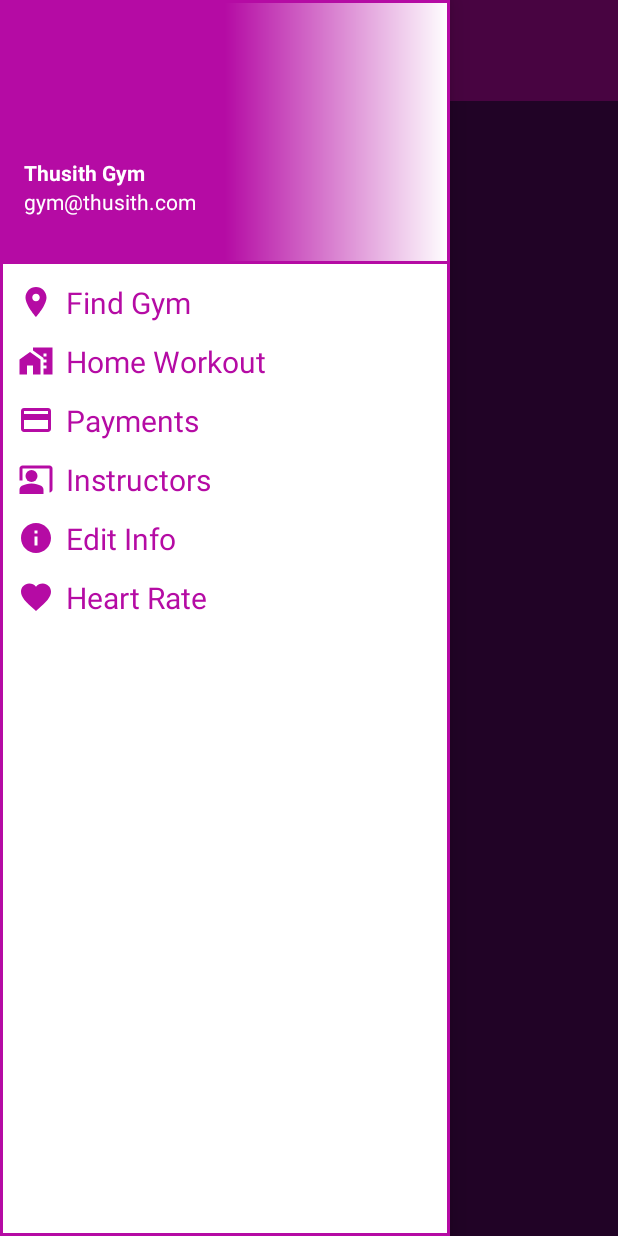
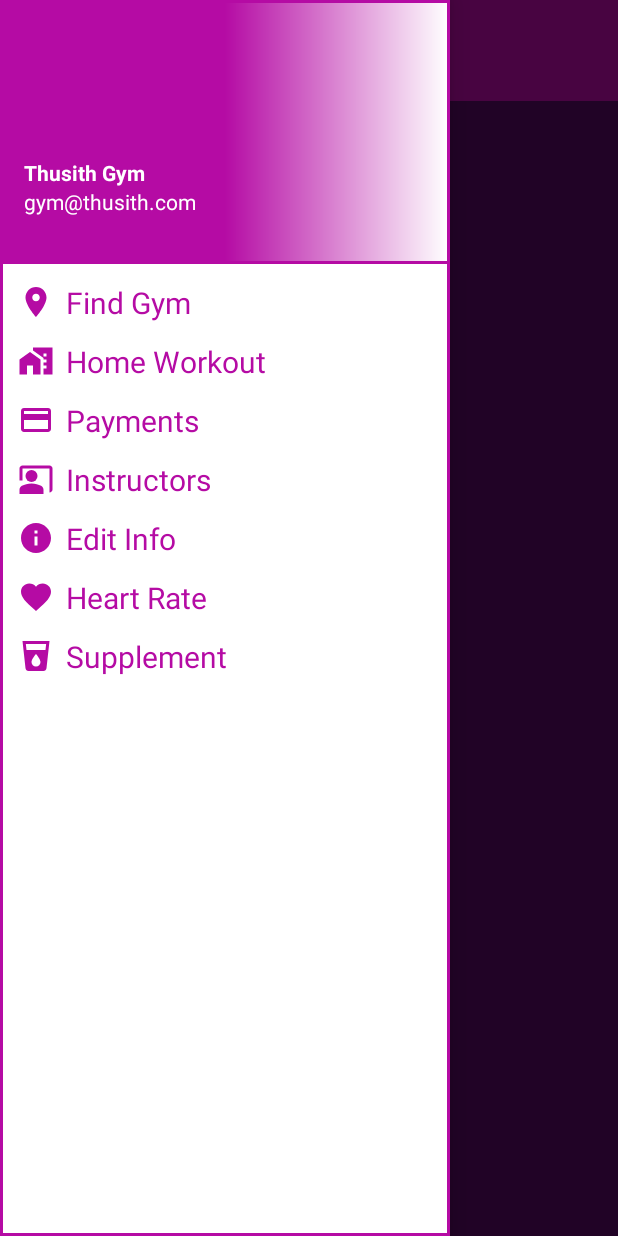
Before and after one commit to ThusithWB/gym, an Android app: the DashboardActivity screen opened directly, with no data from a screen before it, with the side drawer open, on a phone screen of 412 x 824 dp. Run offline under Robolectric (Android 15) with nearby library versions, the phone set to English and light mode, and no system bars.

Commit message:
thusith gym

```diff
--- a/app/build.gradle
+++ b/app/build.gradle
@@ -3,11 +3,11 @@ plugins {
 }
 
 android {
-    namespace 'com.example.thusithgym'
+    namespace 'com.fitness.thusithgym'
     compileSdk 33
 
     defaultConfig {
-        applicationId "com.example.thusithgym"
+        applicationId "com.fitness.thusithgym"
         minSdk 22
         targetSdk 33
         versionCode 1
@@ -36,4 +36,5 @@ dependencies {
     testImplementation 'junit:junit:4.13.2'
     androidTestImplementation 'androidx.test.ext:junit:1.1.5'
     androidTestImplementation 'androidx.test.espresso:espresso-core:3.5.1'
+    implementation 'com.google.android.gms:play-services-maps:18.1.0'
 }
--- a/app/src/main/java/com/fitness/thusithgym/DashboardActivity.java
+++ b/app/src/main/java/com/fitness/thusithgym/DashboardActivity.java
@@ -1,8 +1,4 @@
 package com.fitness.thusithgym;
-
-import androidx.appcompat.app.AppCompatActivity;
-import androidx.core.view.GravityCompat;
-import androidx.drawerlayout.widget.DrawerLayout;
 
 import android.app.Activity;
 import android.content.Intent;
@@ -13,13 +9,17 @@ import android.view.WindowManager;
 import android.widget.ImageView;
 import android.widget.LinearLayout;
 
-import com.example.thusithgym.R;
+import androidx.appcompat.app.AppCompatActivity;
+import androidx.core.view.GravityCompat;
+import androidx.drawerlayout.widget.DrawerLayout;
+
+import com.fitness.thusithgym.R;
 
 public class DashboardActivity extends AppCompatActivity {
 
     DrawerLayout drawerLayout;
     ImageView menu;
-    LinearLayout fGym, homeW, payment, instructor, info, heart;
+    LinearLayout fGym, homeW, payment, instructor, info, heart, supplement;
 
     @Override
     protected void onCreate(Bundle savedInstanceState) {
@@ -40,6 +40,7 @@ public class DashboardActivity extends AppCompatActivity {
         instructor = findViewById(R.id.instructor);
         info = findViewById(R.id.info);
         heart = findViewById(R.id.heart);
+        supplement = findViewById(R.id.supplement);
 
         menu.setOnClickListener(new View.OnClickListener() {
             @Override
@@ -49,8 +50,8 @@ public class DashboardActivity extends AppCompatActivity {
         });
         fGym.setOnClickListener(new View.OnClickListener() {
             @Override
-            public void onClick(View v) {
-                recreate();
+            public void onClick(View view) {
+                redirectActivity(DashboardActivity.this, GymLocationActivity.class);
             }
         });
         homeW.setOnClickListener(new View.OnClickListener() {
@@ -63,6 +64,13 @@ public class DashboardActivity extends AppCompatActivity {
             @Override
             public void onClick(View view) {
                 redirectActivity(DashboardActivity.this, InstructorActivity.class);
+            }
+        });
+
+        supplement.setOnClickListener(new View.OnClickListener() {
+            @Override
+            public void onClick(View v) {
+                recreate();
             }
         });
     }
--- a/app/src/main/java/com/fitness/thusithgym/MainActivity.java
+++ b/app/src/main/java/com/fitness/thusithgym/MainActivity.java
@@ -9,7 +9,7 @@ import android.view.Window;
 import android.view.WindowManager;
 import android.widget.TextView;
 
-import com.example.thusithgym.R;
+import com.fitness.thusithgym.R;
 
 public class MainActivity extends AppCompatActivity {
     private TextView textView;
--- a/app/src/main/java/com/fitness/thusithgym/SignupActivity.java
+++ b/app/src/main/java/com/fitness/thusithgym/SignupActivity.java
@@ -4,7 +4,7 @@ import androidx.appcompat.app.AppCompatActivity;
 
 import android.os.Bundle;
 
-import com.example.thusithgym.R;
+import com.fitness.thusithgym.R;
 
 public class SignupActivity extends AppCompatActivity {
 
--- a/app/src/main/res/layout/nav_drawer.xml
+++ b/app/src/main/res/layout/nav_drawer.xml
@@ -146,4 +146,23 @@
 
     </LinearLayout>
 
+    <LinearLayout
+        android:layout_width="wrap_content"
+        android:layout_height="wrap_content"
+        android:id="@+id/supplement"
+        android:layout_marginStart="12dp"
+        android:layout_marginTop="12dp"
+        android:orientation="horizontal">
+
+        <TextView
+            android:layout_width="wrap_content"
+            android:layout_height="wrap_content"
+            android:textColor="@color/indigo"
+            android:text="Supplement"
+            android:textSize="20sp"
+            android:drawableLeft="@drawable/baseline_suppliment_24"
+            android:drawablePadding="8dp"/>
+
+    </LinearLayout>
+
 </LinearLayout>
```
Also changed, not shown: app/src/main/AndroidManifest.xml (+19 -6 lines), app/src/main/java/com/fitness/thusithgym/GymLocationActivity.java (added, +43 -0 lines), app/src/main/java/com/fitness/thusithgym/InstructorActivity.java (+9 -1 lines), app/src/main/java/com/fitness/thusithgym/WorkoutActivity.java (+9 -1 lines), app/src/main/res/layout/activity_gym_location.xml (added, +10 -0 lines).
